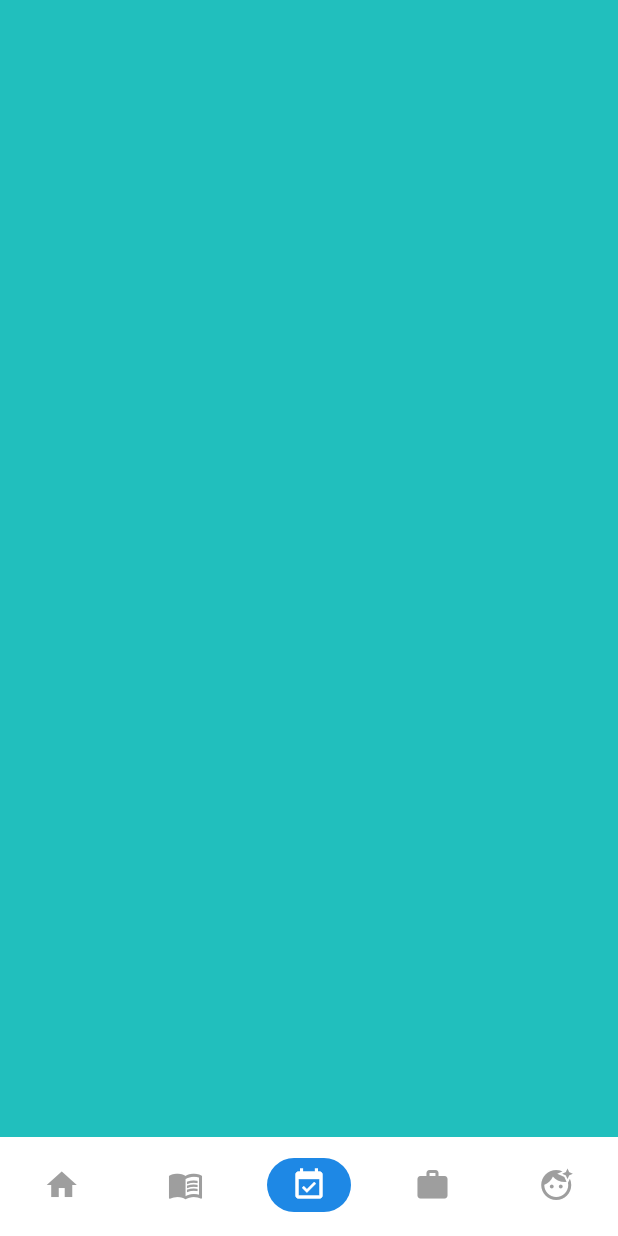
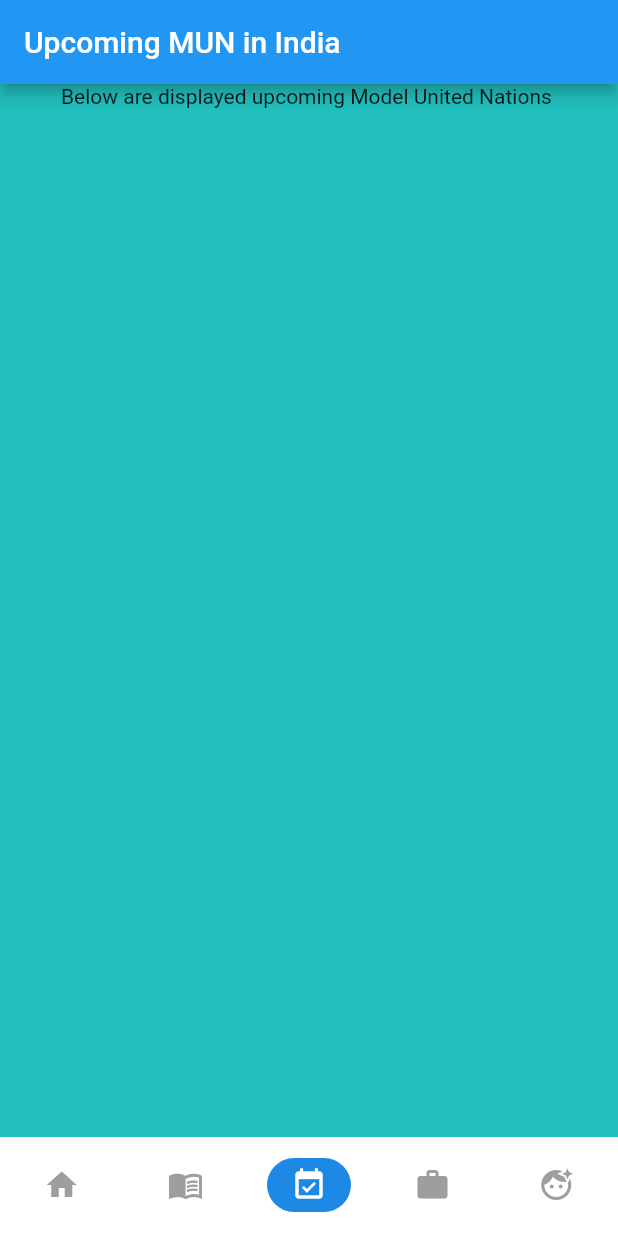
Before and after one commit to seunghk1206/StHelpNo.1, a Flutter app: the screen it shows after launch, item 3 of the bottom bar chosen, on a phone screen of 412 x 824 dp. Run offline on Flutter 3.47's test engine with Material 2 defaults, Android fonts, the phone set to English and light mode, and no system bars.

Commit message:
Update upcomingEvents.dart

```diff
--- a/flutterproject/lib/app_screens/upcomingEvents.dart
+++ b/flutterproject/lib/app_screens/upcomingEvents.dart
@@ -1,12 +1,46 @@
+import 'dart:io';
+
 import 'package:flutter/cupertino.dart';
 import 'package:flutter/material.dart';
 
-class UpcomingEvents extends StatelessWidget {
+class AnalysisClass {
+  // ignore: non_constant_identifier_names
+  Analysis(var filename) {
+    var splitList;
+    File(filename).readAsString().then((String contents) {
+      splitList = contents.split(", ");
+      return (splitList);
+    });
+  }
+}
+
+abstract class Intermediate extends StatelessWidget {
+  // ignore: non_constant_identifier_names
+  Analysis(var filename) {
+    var splitList;
+    File(filename).readAsString().then((String contents) {
+      splitList = contents.split(", ");
+      return (splitList);
+    });
+  }
+}
+
+class UpcomingEvents extends Intermediate {
+  var textList Analysis("Data.txt");
   @override
   Widget build(BuildContext context) {
     return Scaffold(
+        appBar: AppBar(
+          title: Text("Upcoming MUN in India"),
+        ),
         body: Center(
-      child: Column(),
-    ));
+          child: Column(
+            children: [
+              Text("Below are displayed upcoming Model United Nations ")
+            ],
+          ),
+        ));
   }
 }
+
+// class ClassName extends addadsf extends statelesswidget
```
